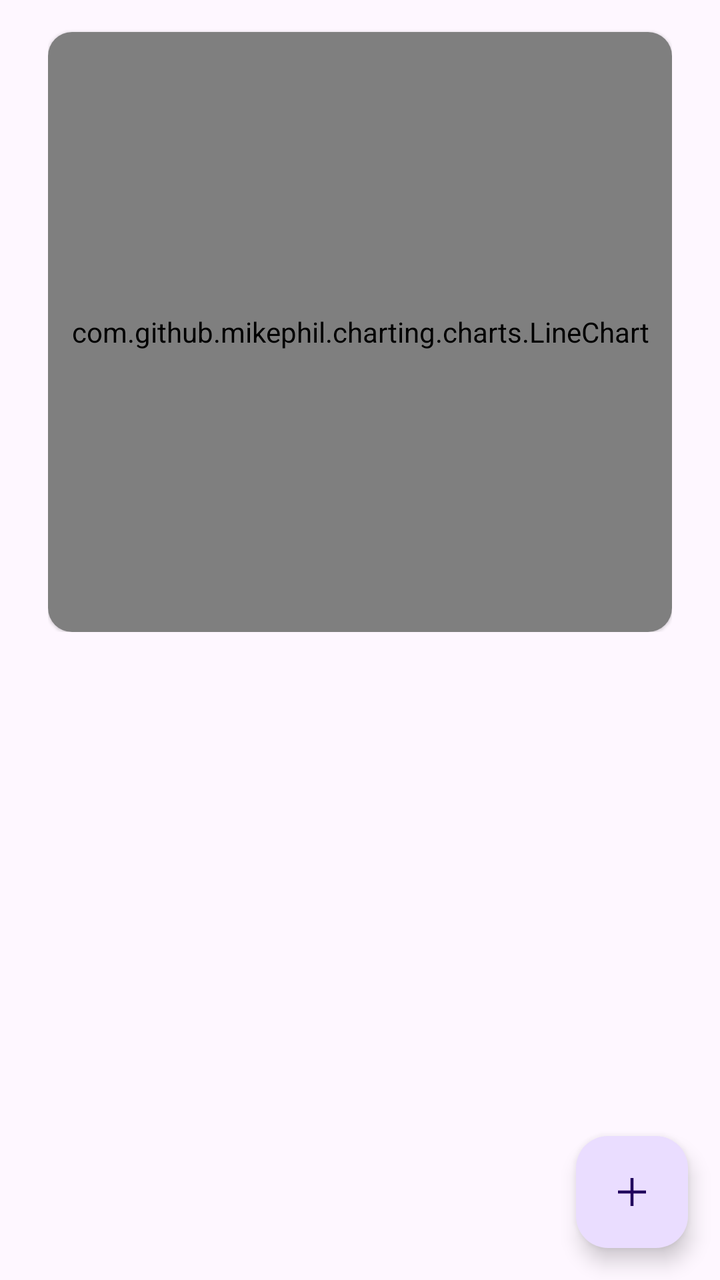
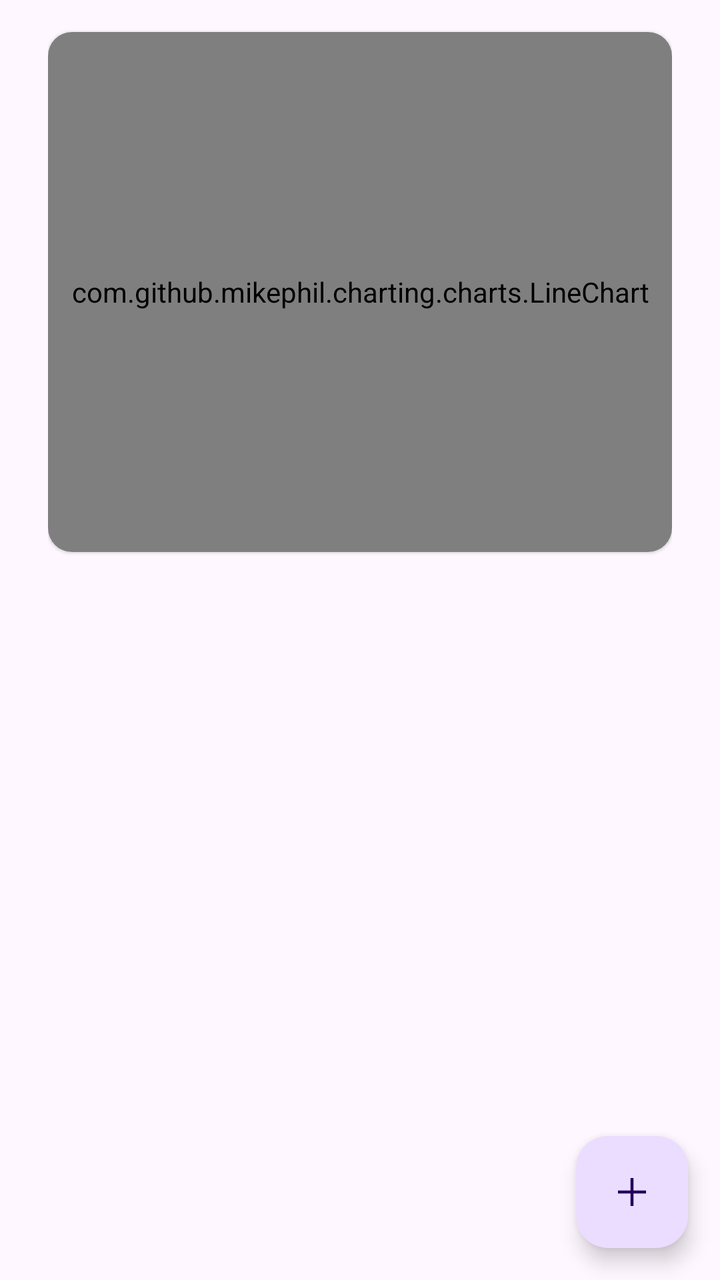

An Android layout rendered at two revisions. The XML below is the earlier revision; the diff shows what the commit changed to produce the second picture.
<!-- AndroidManifest.xml: application theme Theme.TaskTracker -->
<!-- res/layout/fragment_dashboard.xml -->
<?xml version="1.0" encoding="utf-8"?>
<androidx.constraintlayout.widget.ConstraintLayout xmlns:android="http://schemas.android.com/apk/res/android"
    xmlns:app="http://schemas.android.com/apk/res-auto"
    xmlns:tools="http://schemas.android.com/tools"
    android:layout_width="match_parent"
    android:layout_height="match_parent"
    android:fitsSystemWindows="true"
    tools:context=".gui.fragments.DashboardFragment">

    <androidx.core.widget.NestedScrollView
        android:layout_width="match_parent"
        android:layout_height="match_parent">

        <androidx.constraintlayout.widget.ConstraintLayout
            android:layout_width="match_parent"
            android:layout_height="match_parent"
            android:paddingStart="24dp"
            android:paddingEnd="24dp">

            
            <com.google.android.material.button.MaterialButtonToggleGroup
                android:id="@+id/toggleButtons"
                android:layout_width="match_parent"
                android:layout_height="wrap_content"
                app:layout_constraintEnd_toEndOf="parent"
                app:layout_constraintStart_toStartOf="parent"
                app:layout_constraintTop_toTopOf="parent"
                app:singleSelection="true">

                <Button
                    android:id="@+id/dayToggleButton"
                    style="@style/Widget.App.Button.OutlinedButton.IconOnly"
                    android:layout_width="0dp"
                    android:layout_height="wrap_content"
                    android:layout_weight="1"
                    android:text="@string/toggle_day_button" />

                <Button
                    android:id="@+id/weekToggleButton"
                    style="@style/Widget.App.Button.OutlinedButton.IconOnly"
                    android:layout_width="0dp"
                    android:layout_height="wrap_content"
                    android:layout_weight="1"
                    android:text="@string/toggle_7_days_button" />

                <Button
                    android:id="@+id/monthToggleButton"
                    style="@style/Widget.App.Button.OutlinedButton.IconOnly"
                    android:layout_width="0dp"
                    android:layout_height="wrap_content"
                    android:layout_weight="1"
                    android:text="@string/toggle_30_days_button" />

                <Button
                    android:id="@+id/days90ToggleButton"
                    style="@style/Widget.App.Button.OutlinedButton.IconOnly"
                    android:layout_width="0dp"
                    android:layout_height="wrap_content"
                    android:layout_weight="1"
                    android:text="@string/toggle_90_days_button" />

                <Button
                    android:id="@+id/days180ToggleButton"
                    style="@style/Widget.App.Button.OutlinedButton.IconOnly"
                    android:layout_width="0dp"
                    android:layout_height="wrap_content"
                    android:layout_weight="1"
                    android:text="@string/toggle_180_days_button" />
            </com.google.android.material.button.MaterialButtonToggleGroup>

            
            <com.google.android.material.card.MaterialCardView
                style="?attr/materialCardViewElevatedStyle"
                android:layout_width="match_parent"
                android:layout_height="wrap_content"
                android:layout_marginTop="16dp"
                app:layout_constraintBottom_toBottomOf="parent"
                app:layout_constraintEnd_toEndOf="parent"
                app:layout_constraintStart_toStartOf="parent"
                app:layout_constraintTop_toBottomOf="@+id/toggleButtons">

                <RelativeLayout
                    android:layout_width="match_parent"
                    android:layout_height="match_parent"
                    android:orientation="horizontal">

                    <com.github.mikephil.charting.charts.LineChart
                        android:id="@+id/chart_view"
                        android:layout_width="match_parent"
                        android:layout_height="300dp"/>

                    <Button
                        android:id="@+id/leftArrowButton"
                        style="?attr/materialIconButtonStyle"
                        android:layout_width="wrap_content"
                        android:layout_height="wrap_content"
                        app:icon="@drawable/ic_left_arrow"
                        android:layout_centerVertical="true"
                        android:layout_alignParentLeft="true"
                        android:visibility="gone"/>

                    <Button
                        android:id="@+id/rightArrowButton"
                        style="?attr/materialIconButtonStyle"
                        android:layout_width="wrap_content"
                        android:layout_height="wrap_content"
                        app:icon="@drawable/ic_right_arrow"
                        android:layout_centerVertical="true"
                        android:layout_alignParentRight="true"
                        android:visibility="gone" />

                </RelativeLayout>
            </com.google.android.material.card.MaterialCardView>

        </androidx.constraintlayout.widget.ConstraintLayout>

    </androidx.core.widget.NestedScrollView>

    <com.google.android.material.floatingactionbutton.FloatingActionButton
        android:id="@+id/button_insert_entry"
        android:layout_width="wrap_content"
        android:layout_height="wrap_content"
        android:layout_marginEnd="16dp"
        android:layout_marginBottom="16dp"
        app:layout_constraintBottom_toBottomOf="parent"
        app:layout_constraintEnd_toEndOf="parent"
        app:srcCompat="@drawable/ic_add" />

</androidx.constraintlayout.widget.ConstraintLayout>
<!-- resources referenced by this layout -->
<resources>
  <!-- drawable ic_add (drawable) -->
  <vector xmlns:android="http://schemas.android.com/apk/res/android"
      android:width="48dp"
      android:height="48dp"
      android:viewportWidth="48"
      android:viewportHeight="48"
      android:tint="?attr/colorControlNormal">
    <path
        android:fillColor="@android:color/white"
        android:pathData="M22.5,38V25.5H10V22.5H22.5V10H25.5V22.5H38V25.5H25.5V38Z"/>
  </vector>
  <!-- drawable ic_left_arrow (drawable) -->
  <vector xmlns:android="http://schemas.android.com/apk/res/android"
      android:width="48dp"
      android:height="48dp"
      android:viewportWidth="48"
      android:viewportHeight="48"
      android:tint="?attr/colorControlNormal">
    <path
        android:fillColor="@android:color/white"
        android:pathData="M26.95,34.9 L17.05,25Q16.8,24.75 16.7,24.5Q16.6,24.25 16.6,23.95Q16.6,23.65 16.7,23.4Q16.8,23.15 17.05,22.9L27,12.95Q27.45,12.5 28.075,12.5Q28.7,12.5 29.15,12.95Q29.6,13.4 29.575,14.05Q29.55,14.7 29.1,15.15L20.3,23.95L29.15,32.8Q29.6,33.25 29.6,33.85Q29.6,34.45 29.15,34.9Q28.7,35.35 28.05,35.35Q27.4,35.35 26.95,34.9Z"/>
  </vector>
  <!-- drawable ic_right_arrow (drawable) -->
  <vector xmlns:android="http://schemas.android.com/apk/res/android"
      android:width="48dp"
      android:height="48dp"
      android:viewportWidth="48"
      android:viewportHeight="48"
      android:tint="?attr/colorControlNormal">
    <path
        android:fillColor="@android:color/white"
        android:pathData="M17.7,34.9Q17.3,34.4 17.275,33.8Q17.25,33.2 17.7,32.75L26.5,23.95L17.65,15.1Q17.25,14.7 17.275,14.025Q17.3,13.35 17.7,12.95Q18.2,12.45 18.775,12.475Q19.35,12.5 19.8,12.95L29.75,22.9Q30,23.15 30.1,23.4Q30.2,23.65 30.2,23.95Q30.2,24.25 30.1,24.5Q30,24.75 29.75,25L19.85,34.9Q19.4,35.35 18.8,35.325Q18.2,35.3 17.7,34.9Z"/>
  </vector>
  <string name="toggle_180_days_button">6M</string>
  <string name="toggle_30_days_button">1M</string>
  <string name="toggle_7_days_button">1W</string>
  <string name="toggle_90_days_button">3M</string>
  <string name="toggle_day_button">1D</string>
  <style name="Widget.App.Button.OutlinedButton.IconOnly" parent="Widget.Material3.Button.OutlinedButton">
          <item name="iconPadding">0dp</item>
          <item name="android:insetTop">0dp</item>
          <item name="android:insetBottom">0dp</item>
          <item name="android:paddingLeft">12dp</item>
          <item name="android:paddingRight">12dp</item>
          <item name="android:minWidth">24dp</item>
          <item name="android:minHeight">24dp</item>
          <item name="android:textSize">12sp</item>
      </style>
  <style name="Theme.TaskTracker" parent="Base.Theme.TaskTracker" />
  <style name="Base.Theme.TaskTracker" parent="Theme.Material3.DayNight.NoActionBar">
          
          
      </style>
</resources>

<!-- the commit's change to res/layout/fragment_dashboard.xml (unified diff, before → after) -->
@@ -70,11 +70,12 @@
 
             
             <com.google.android.material.card.MaterialCardView
+                android:id="@+id/dashboardMainChart"
                 style="?attr/materialCardViewElevatedStyle"
                 android:layout_width="match_parent"
                 android:layout_height="wrap_content"
                 android:layout_marginTop="16dp"
-                app:layout_constraintBottom_toBottomOf="parent"
+                app:layout_constraintBottom_toTopOf="@+id/dashboardRecyclerView"
                 app:layout_constraintEnd_toEndOf="parent"
                 app:layout_constraintStart_toStartOf="parent"
                 app:layout_constraintTop_toBottomOf="@+id/toggleButtons">
@@ -87,30 +88,40 @@
                     <com.github.mikephil.charting.charts.LineChart
                         android:id="@+id/chart_view"
                         android:layout_width="match_parent"
-                        android:layout_height="300dp"/>
+                        android:layout_height="260dp" />
 
                     <Button
                         android:id="@+id/leftArrowButton"
                         style="?attr/materialIconButtonStyle"
                         android:layout_width="wrap_content"
                         android:layout_height="wrap_content"
-                        app:icon="@drawable/ic_left_arrow"
+                        android:layout_alignParentLeft="true"
                         android:layout_centerVertical="true"
-                        android:layout_alignParentLeft="true"
-                        android:visibility="gone"/>
+                        android:visibility="gone"
+                        app:icon="@drawable/ic_left_arrow" />
 
                     <Button
                         android:id="@+id/rightArrowButton"
                         style="?attr/materialIconButtonStyle"
                         android:layout_width="wrap_content"
                         android:layout_height="wrap_content"
-                        app:icon="@drawable/ic_right_arrow"
+                        android:layout_alignParentRight="true"
                         android:layout_centerVertical="true"
-                        android:layout_alignParentRight="true"
-                        android:visibility="gone" />
+                        android:visibility="gone"
+                        app:icon="@drawable/ic_right_arrow" />
 
                 </RelativeLayout>
             </com.google.android.material.card.MaterialCardView>
+
+            <androidx.recyclerview.widget.RecyclerView
+                android:id="@+id/dashboardRecyclerView"
+                android:layout_width="match_parent"
+                android:layout_height="wrap_content"
+                android:layout_marginTop="16dp"
+                app:layout_constraintBottom_toBottomOf="parent"
+                app:layout_constraintEnd_toEndOf="parent"
+                app:layout_constraintStart_toStartOf="parent"
+                app:layout_constraintTop_toBottomOf="@+id/dashboardMainChart" />
 
         </androidx.constraintlayout.widget.ConstraintLayout>
 
